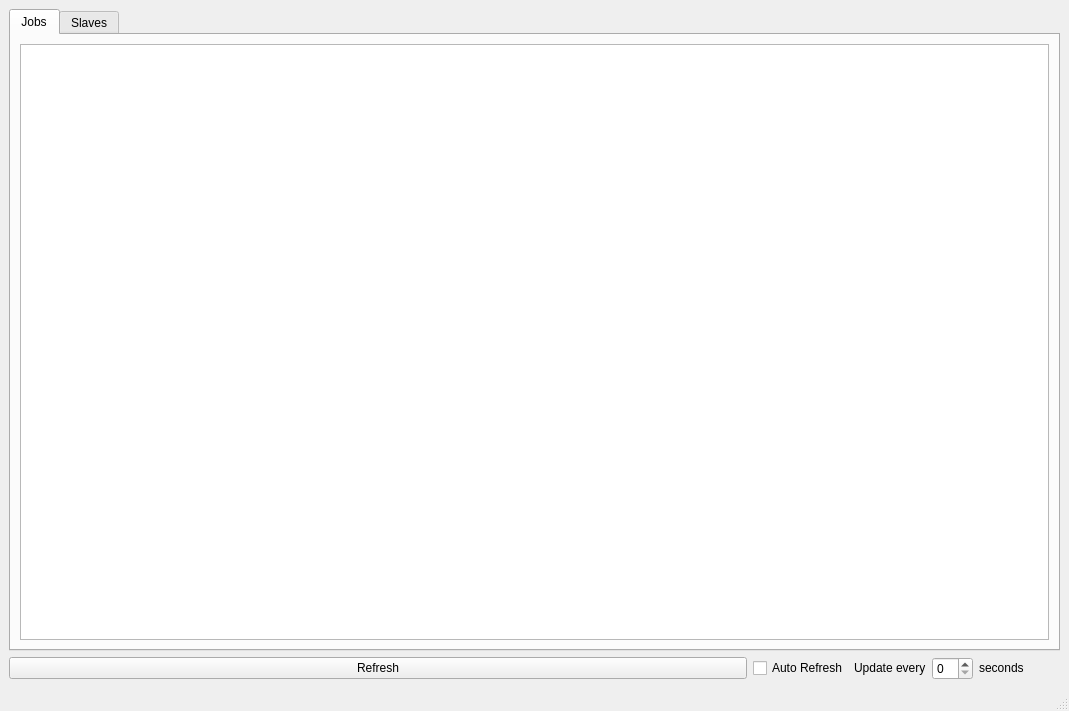
Above: src/lib/ui/drQt.ui from hdd/drQt before the change. Below: the same form after it.
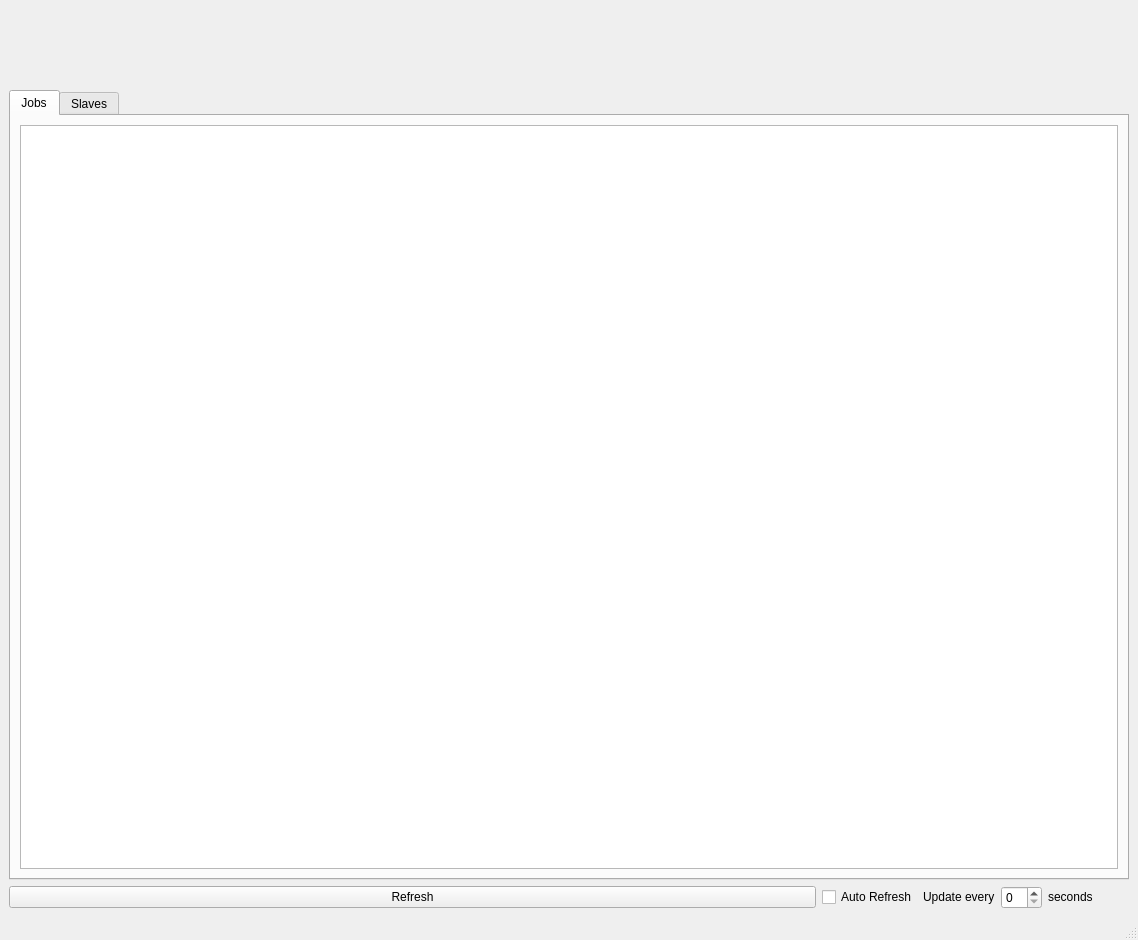
That is the form after the change. The open tabs and pages were chosen to show the change.

Commit message: add header image to the main window

Diff of the .ui file:
```diff
--- a/src/lib/ui/drQt.ui
+++ b/src/lib/ui/drQt.ui
@@ -6,8 +6,8 @@
    <rect>
     <x>0</x>
     <y>0</y>
-    <width>1069</width>
-    <height>711</height>
+    <width>1138</width>
+    <height>940</height>
    </rect>
   </property>
   <property name="windowTitle">
@@ -15,7 +15,7 @@
   </property>
   <widget class="QWidget" name="centralwidget">
    <layout class="QGridLayout" name="gridLayout_4">
-    <item row="0" column="0">
+    <item row="1" column="0">
      <widget class="QSplitter" name="ST_main_">
       <property name="orientation">
        <enum>Qt::Horizontal</enum>
@@ -106,7 +106,7 @@
       </widget>
      </widget>
     </item>
-    <item row="1" column="0">
+    <item row="2" column="0">
      <layout class="QHBoxLayout" name="horizontalLayout_3">
       <item>
        <layout class="QHBoxLayout" name="horizontalLayout">
@@ -192,6 +192,25 @@
       </item>
      </layout>
     </item>
+    <item row="0" column="0">
+     <widget class="QLabel" name="LB_header">
+      <property name="sizePolicy">
+       <sizepolicy hsizetype="Preferred" vsizetype="Fixed">
+        <horstretch>0</horstretch>
+        <verstretch>0</verstretch>
+       </sizepolicy>
+      </property>
+      <property name="maximumSize">
+       <size>
+        <width>16777215</width>
+        <height>75</height>
+       </size>
+      </property>
+      <property name="text">
+       <string/>
+      </property>
+     </widget>
+    </item>
    </layout>
    <zorder>ST_main_</zorder>
    <zorder></zorder>
```
Left out of the diff: 6 changed lines with no effect on the pictures. The commit also changes 3 other files.
